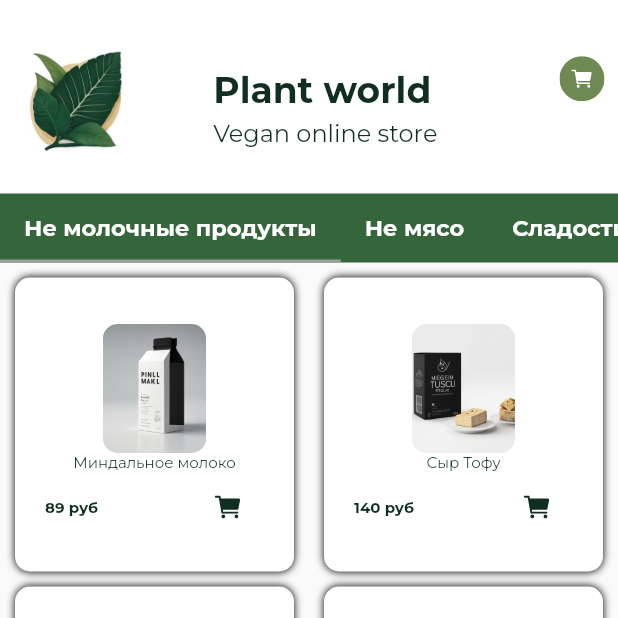
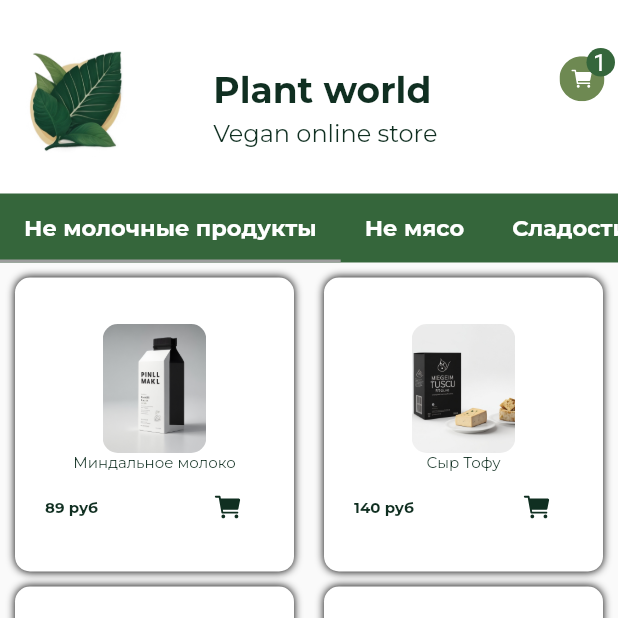
Before and after one commit to konass/VeganShop, a Flutter app: the screen it shows after launch, after a tap on an icon or button, on a phone screen of 412 x 824 dp, the top half of it. Run offline on Flutter 3.47's test engine with Material 2 defaults, Android fonts, the phone set to English and light mode, and no system bars; our stand-ins replace flutter_svg.

Commit message:
fourth commit

```diff
--- /dev/null
+++ b/lib/componets/cart_icon.dart
@@ -0,0 +1,25 @@
+import 'package:flutter/material.dart';
+import 'package:flutter_svg/svg.dart';
+import 'package:provider/provider.dart';
+import 'package:task_online_shop/theme/app_colors.dart';
+import '../model/cart.dart';
+import '../pages/cart/cart_page.dart';
+
+class CartIcon extends StatelessWidget {
+  const CartIcon({Key? key}) : super(key: key);
+
+  @override
+  Widget build(BuildContext context) {
+    var cart = Provider.of<Cart>(context);
+    return IconButton(
+      icon: Badge(
+        label: Text(cart.items.toString(),
+            textAlign: TextAlign.center, style: TextStyle(fontSize: 16)),
+        child: SvgPicture.asset("assets/details_cart.svg"),
+        backgroundColor: AppColors.primaryColor,
+      ),
+      onPressed: () => Navigator.push(
+          context, MaterialPageRoute(builder: (context) => CartPage())),
+    );
+  }
+}
--- a/lib/model/cart.dart
+++ b/lib/model/cart.dart
@@ -2,7 +2,10 @@ import 'package:flutter/cupertino.dart';
 import 'package:task_online_shop/model/product.dart';
 
 class Cart with ChangeNotifier {
-  List<Product> cartProducts = [];
+  final Map<Product, int> _cartProducts = {};
+
+  Map<Product, int> get cartProducts => _cartProducts;
+  int _items = 0;
   static final Cart _instance = Cart._internal();
 
   factory Cart() {
@@ -11,21 +14,41 @@ class Cart with ChangeNotifier {
 
   Cart._internal();
 
+  int get items => _items;
+
   int totalAmount() {
     var sum = 0;
-    for (var product in cartProducts) {
-      sum += product.price!;
+    for (var product in _cartProducts.keys) {
+      sum += (product.price!) * _cartProducts[product]!;
     }
     return sum;
   }
 
   void addToCart(Product product) {
-    cartProducts.add(product);
+    _items++;
+
+    if (_cartProducts.containsKey(product)) {
+      _cartProducts[product] = _cartProducts[product]! + 1;
+    } else {
+      _cartProducts[product] = 1;
+    }
+    notifyListeners();
+  }
+
+  void removeFromCart(Product product) {
+    if (_cartProducts[product]! > 0) {
+      _cartProducts[product] = _cartProducts[product]! - 1;
+      _items--;
+    }
+    if (_cartProducts[product]! == 0) {
+      _cartProducts.remove(product);
+    }
     notifyListeners();
   }
 
   void clearCart() {
-    cartProducts.clear();
+    _items = 0;
+    _cartProducts.clear();
     notifyListeners();
   }
 }
--- a/lib/pages/cart/cart_page.dart
+++ b/lib/pages/cart/cart_page.dart
@@ -3,7 +3,6 @@ import 'package:flutter/material.dart';
 import 'package:flutter_svg/svg.dart';
 import 'package:provider/provider.dart';
 import 'package:task_online_shop/pages/cart/widgets/body.dart';
-
 import '../../model/cart.dart';
 
 class CartPage extends StatelessWidget {
--- a/lib/pages/cart/widgets/body.dart
+++ b/lib/pages/cart/widgets/body.dart
@@ -1,7 +1,6 @@
 import 'package:flutter/material.dart';
 import 'package:task_online_shop/pages/cart/widgets/cart_button.dart';
 import 'package:task_online_shop/pages/cart/widgets/cart_list_view.dart';
-
 import '../../../model/cart.dart';
 import '../../../theme/app_colors.dart';
 
--- a/lib/pages/cart/widgets/cart_list_view.dart
+++ b/lib/pages/cart/widgets/cart_list_view.dart
@@ -22,7 +22,10 @@ class CartListView extends StatelessWidget {
           : ListView.builder(
               itemCount: cart.cartProducts.length,
               itemBuilder: (context, index) {
-                return CartItem(product: cart.cartProducts[index]);
+                return CartItem(
+                  product: cart.cartProducts.keys.toList()[index],
+                  cartItems: cart,
+                );
               }),
     );
   }
--- a/lib/pages/home/home_page.dart
+++ b/lib/pages/home/home_page.dart
@@ -5,18 +5,8 @@ import 'package:task_online_shop/pages/home/widgets/logo_widget.dart';
 import 'package:task_online_shop/pages/home/widgets/product_page.dart';
 import '../../theme/app_colors.dart';
 
-class HomePage extends StatefulWidget {
+class HomePage extends StatelessWidget {
   const HomePage({Key? key}) : super(key: key);
-
-  @override
-  State<HomePage> createState() => _HomePageState();
-}
-
-class _HomePageState extends State<HomePage> {
-  @override
-  void initState() {
-    super.initState();
-  }
 
   @override
   Widget build(BuildContext context) {
--- a/lib/pages/home/widgets/logo_widget.dart
+++ b/lib/pages/home/widgets/logo_widget.dart
@@ -1,16 +1,16 @@
 import 'package:flutter/cupertino.dart';
 import 'package:flutter/material.dart';
-import 'package:flutter_svg/svg.dart';
+import 'package:task_online_shop/componets/cart_icon.dart';
 
 import '../../../theme/app_colors.dart';
-import '../../cart/cart_page.dart';
 
 class LogoWidget extends StatelessWidget {
   const LogoWidget({Key? key}) : super(key: key);
 
   @override
   Widget build(BuildContext context) {
-    return Row(
+    return SafeArea(
+        child: Row(
       crossAxisAlignment: CrossAxisAlignment.center,
       mainAxisAlignment: MainAxisAlignment.spaceBetween,
       children: [
@@ -49,14 +49,8 @@ class LogoWidget extends StatelessWidget {
         SizedBox(
           width: 10,
         ),
-        IconButton(
-          icon: SvgPicture.asset(
-            "assets/details_cart.svg",
-          ),
-          onPressed: () => Navigator.push(
-              context, MaterialPageRoute(builder: (context) => CartPage())),
-        )
+        CartIcon()
       ],
-    );
+    ));
   }
 }
```
Also changed, not shown: lib/pages/cart/widgets/cart_button.dart (+4 -8 lines), lib/pages/cart/widgets/cart_item.dart (+8 -1 lines), lib/pages/cart/widgets/plus_minus_button.dart (added, +42 -0 lines), lib/pages/details/widgets/app_bar.dart (+5 -10 lines).
